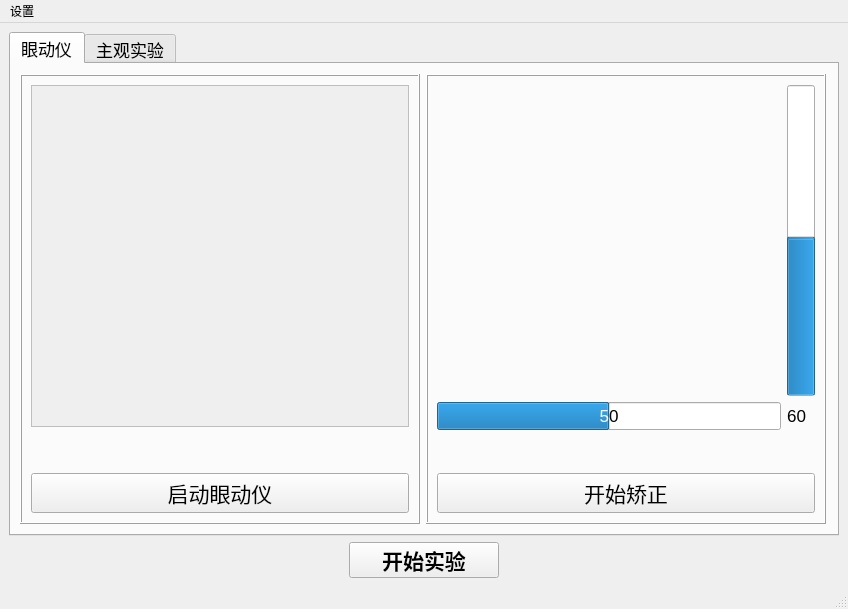
Before: the Qt Designer form cpp/ui/startpanel.ui in lakeluke/IPOID_addon1, drawn with Qt 5.
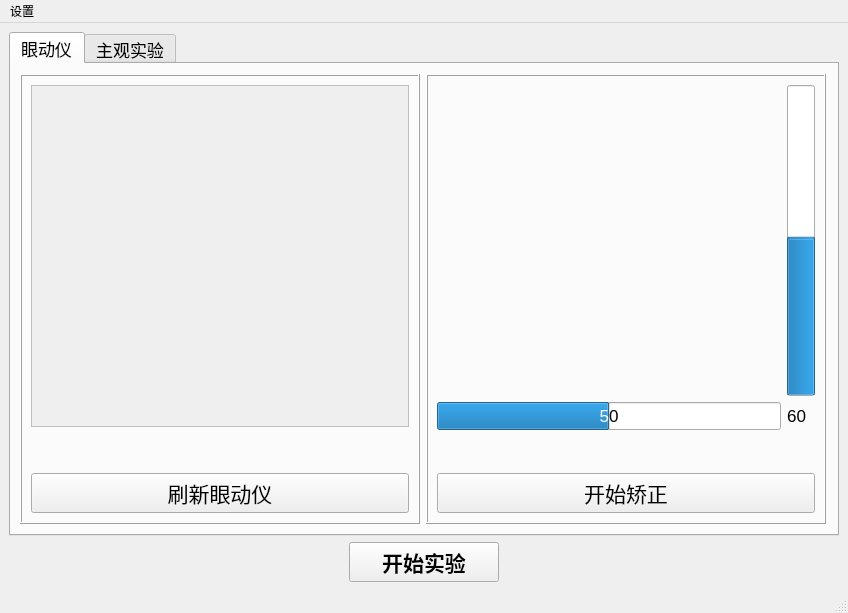
After: the same form once the commit is applied.

What changed in the file:
```diff
--- a/cpp/ui/startpanel.ui
+++ b/cpp/ui/startpanel.ui
@@ -7,7 +7,7 @@
     <x>0</x>
     <y>0</y>
     <width>848</width>
-    <height>609</height>
+    <height>613</height>
    </rect>
   </property>
   <property name="minimumSize">
@@ -35,6 +35,7 @@
       <property name="font">
        <font>
         <pointsize>13</pointsize>
+        <weight>50</weight>
         <bold>false</bold>
        </font>
       </property>
@@ -107,11 +108,12 @@
              <property name="font">
               <font>
                <pointsize>16</pointsize>
+               <weight>50</weight>
                <bold>false</bold>
               </font>
              </property>
              <property name="text">
-              <string>启动眼动仪</string>
+              <string>刷新眼动仪</string>
              </property>
             </widget>
            </item>
@@ -492,6 +494,7 @@
         <property name="font">
          <font>
           <pointsize>16</pointsize>
+          <weight>75</weight>
           <bold>true</bold>
           <underline>false</underline>
           <stylestrategy>PreferAntialias</stylestrategy>
```
Left out of the diff: 7 changed lines with no effect on the pictures.
